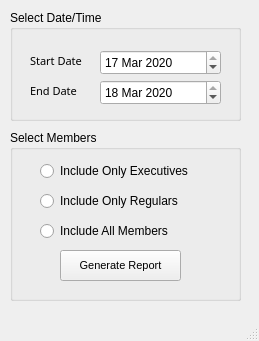
Qt form SalesReport.ui (UnitedPuggs/The-Simps) before a commit.
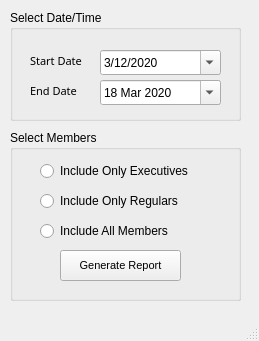
The same form after that commit.

Commit message: QoL, debugging, and added generateReport

What changed in the file:
```diff
--- a/SalesReport.ui
+++ b/SalesReport.ui
@@ -48,7 +48,7 @@
        <second>59</second>
        <year>2020</year>
        <month>3</month>
-       <day>17</day>
+       <day>18</day>
       </datetime>
      </property>
      <property name="minimumDateTime">
@@ -61,11 +61,37 @@
        <day>12</day>
       </datetime>
      </property>
+     <property name="maximumDate">
+      <date>
+       <year>2020</year>
+       <month>3</month>
+       <day>18</day>
+      </date>
+     </property>
+     <property name="minimumDate">
+      <date>
+       <year>2020</year>
+       <month>3</month>
+       <day>12</day>
+      </date>
+     </property>
+     <property name="currentSection">
+      <enum>QDateTimeEdit::DaySection</enum>
+     </property>
+     <property name="displayFormat">
+      <string>M/d/yyyy</string>
+     </property>
+     <property name="calendarPopup">
+      <bool>true</bool>
+     </property>
+     <property name="currentSectionIndex">
+      <number>1</number>
+     </property>
      <property name="date">
       <date>
        <year>2020</year>
        <month>3</month>
-       <day>17</day>
+       <day>12</day>
       </date>
      </property>
     </widget>
@@ -114,9 +140,22 @@
        <second>0</second>
        <year>2020</year>
        <month>3</month>
-       <day>13</day>
+       <day>12</day>
       </datetime>
      </property>
+     <property name="minimumDate">
+      <date>
+       <year>2020</year>
+       <month>3</month>
+       <day>12</day>
+      </date>
+     </property>
+     <property name="currentSection">
+      <enum>QDateTimeEdit::DaySection</enum>
+     </property>
+     <property name="calendarPopup">
+      <bool>true</bool>
+     </property>
      <property name="date">
       <date>
        <year>2020</year>
```
Left out of the diff: 22 changed lines with no effect on the pictures. The commit also changes 9 other files.
